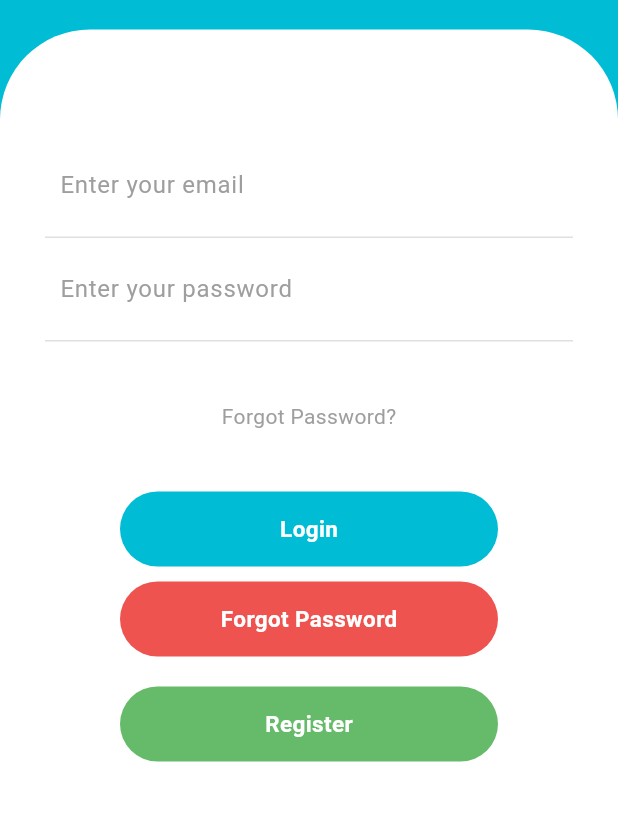
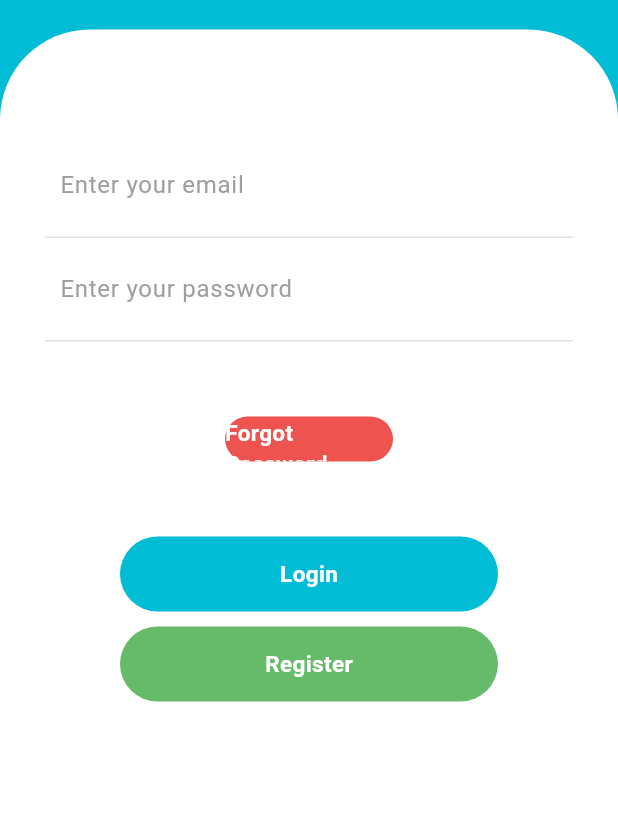
Before and after one commit to shiv9413/gkdownloader, a Flutter app: the screen it shows after launch, on a phone screen of 412 x 824 dp, the part 290-1111 px from its top. Run offline on Flutter 3.47's test engine with Material 3 defaults, Android fonts, the phone set to English and light mode, and no system bars.

Commit message:
Button Modification

```diff
--- a/lib/ForgotButton.dart
+++ b/lib/ForgotButton.dart
@@ -4,8 +4,8 @@ class ForgotButton extends StatelessWidget {
   @override
   Widget build(BuildContext context){
     return Container(
-      height: 50,
-      margin: EdgeInsets.symmetric(vertical: 10,horizontal: 50),
+      height: 30,
+      margin: EdgeInsets.symmetric(vertical: 10,horizontal: 120),
       decoration: BoxDecoration(
         color: Colors.red[400],
         borderRadius: BorderRadius.circular(50),
--- a/lib/InputWrapper.dart
+++ b/lib/InputWrapper.dart
@@ -21,13 +21,13 @@ class InputWrapper extends StatelessWidget {
             child: InputField(),
           ),
           SizedBox(height: 40,),
-          Text(
-            "Forgot Password?",
-            style: TextStyle(color: Colors.grey),
-          ),
+          // Text(
+          //   "Forgot Password?",
+          //   style: TextStyle(color: Colors.grey),
+          // ),
+          ForgotButton(),
           SizedBox(height: 40,),
           Button(),
-          ForgotButton(),
           RegisterButton()
         ],
       ),
```
